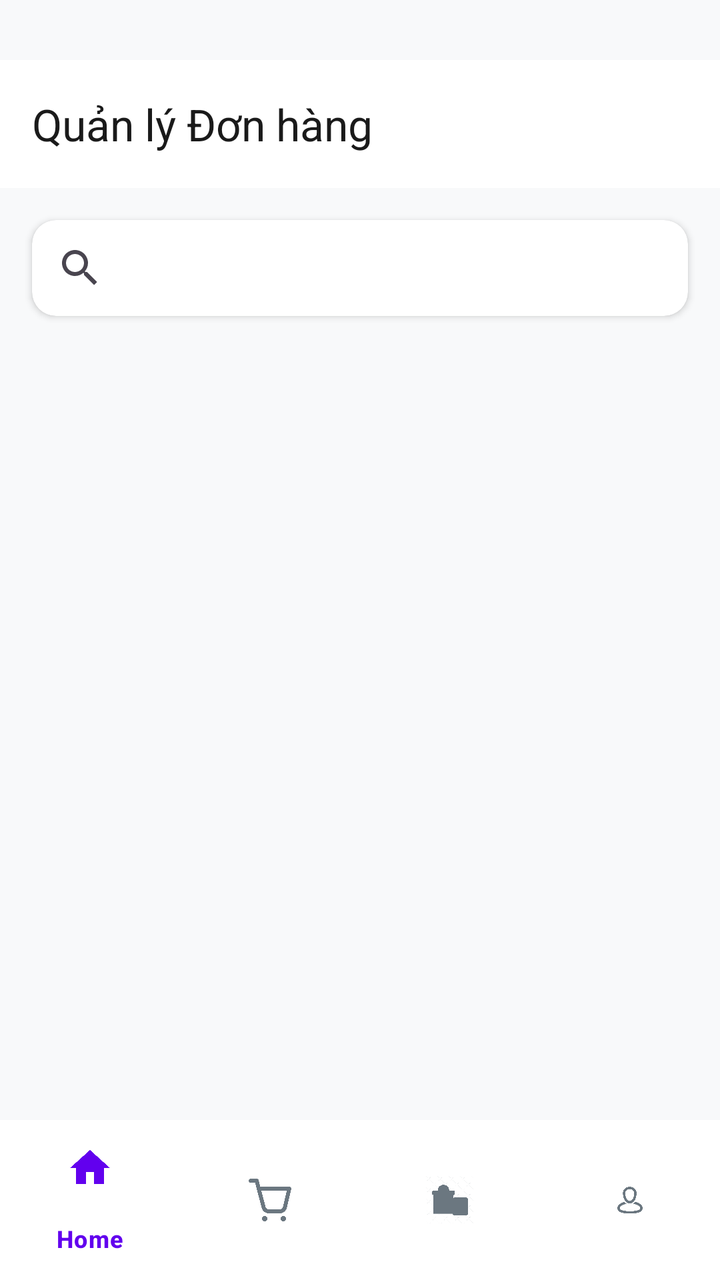
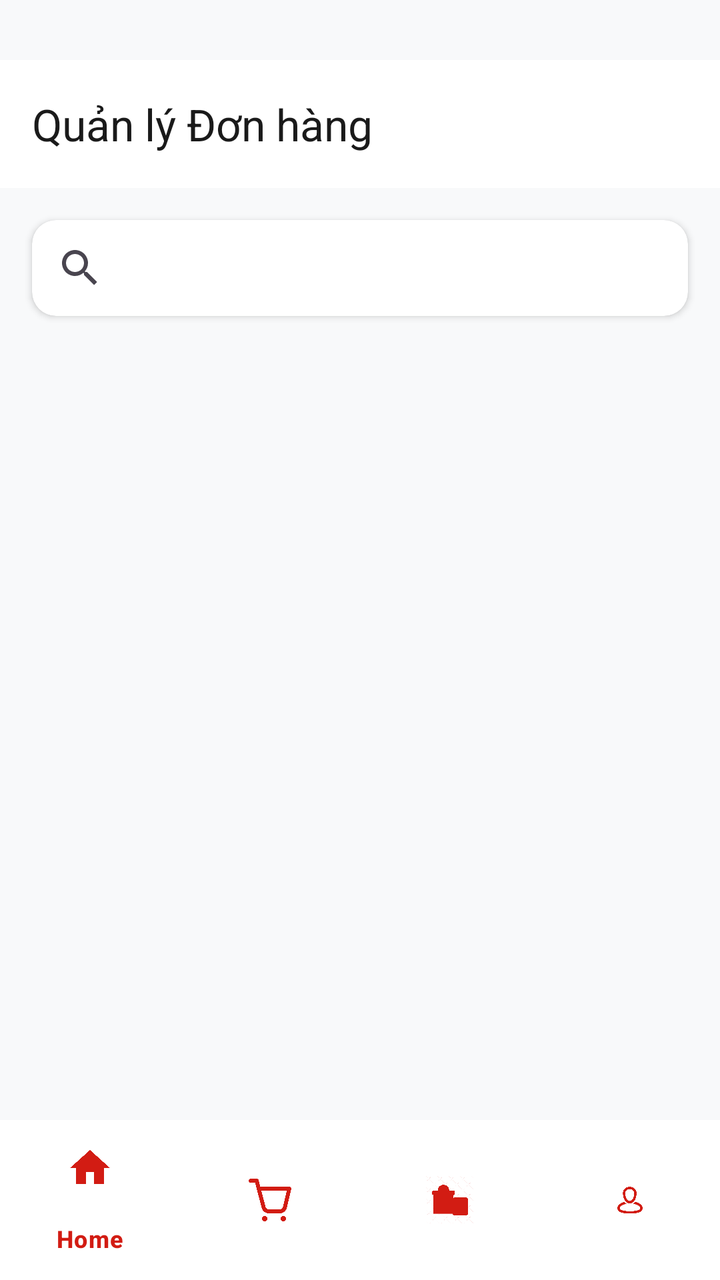

The first picture is an Android layout as it rendered before a commit; the second is the same layout after the commit. The layout source and the unified diff follow.
<!-- AndroidManifest.xml: application theme Theme.BookApp -->
<!-- res/layout/activity_admin_orders.xml -->
<?xml version="1.0" encoding="utf-8"?>
<androidx.constraintlayout.widget.ConstraintLayout xmlns:android="http://schemas.android.com/apk/res/android"
    xmlns:app="http://schemas.android.com/apk/res-auto"
    xmlns:tools="http://schemas.android.com/tools"
    android:layout_width="match_parent"
    android:layout_height="match_parent"
    android:background="#F8F9FA">

    
    <com.google.android.material.appbar.MaterialToolbar
        android:id="@+id/toolbar"
        android:layout_width="0dp"
        android:layout_height="?attr/actionBarSize"
        android:background="#FFFFFF"
        app:title="Quản lý Đơn hàng"
        app:titleTextColor="#1A1A1A"
        app:layout_constraintTop_toTopOf="parent"
        app:layout_constraintStart_toStartOf="parent"
        app:layout_constraintEnd_toEndOf="parent"
        android:layout_marginTop="30dp">

    </com.google.android.material.appbar.MaterialToolbar>

    
    <androidx.cardview.widget.CardView
        android:id="@+id/searchCard"
        android:layout_width="0dp"
        android:layout_height="wrap_content"
        app:cardCornerRadius="12dp"
        app:cardElevation="2dp"
        android:layout_marginStart="16dp"
        android:layout_marginEnd="16dp"
        android:layout_marginTop="16dp"
        android:layout_marginBottom="8dp"
        app:layout_constraintTop_toBottomOf="@id/toolbar"
        app:layout_constraintStart_toStartOf="parent"
        app:layout_constraintEnd_toEndOf="parent">

        <androidx.appcompat.widget.SearchView
            android:id="@+id/searchView"
            android:layout_width="match_parent"
            android:layout_height="wrap_content"
            android:background="@android:color/transparent"
            android:iconifiedByDefault="false"
            android:queryHint="Tìm kiếm theo mã đơn hoặc tên khách hàng..." />

    </androidx.cardview.widget.CardView>

    
    <androidx.core.widget.NestedScrollView
        android:layout_width="0dp"
        android:layout_height="0dp"
        android:layout_marginStart="16dp"
        android:layout_marginEnd="16dp"
        android:layout_marginTop="8dp"
        android:layout_marginBottom="16dp"
        app:layout_constraintTop_toBottomOf="@id/searchCard"
        app:layout_constraintBottom_toTopOf="@id/bottomNavigation"
        app:layout_constraintStart_toStartOf="parent"
        app:layout_constraintEnd_toEndOf="parent">

        <androidx.recyclerview.widget.RecyclerView
            android:id="@+id/rvOrders"
            android:layout_width="match_parent"
            android:layout_height="wrap_content"
            android:clipToPadding="false"
            android:paddingBottom="8dp" />

    </androidx.core.widget.NestedScrollView>

    
    <com.google.android.material.bottomnavigation.BottomNavigationView
        android:id="@+id/bottomNavigation"
        android:layout_width="0dp"
        android:layout_height="wrap_content"
        android:background="@color/white"
        app:itemIconTint="@color/nav_item_color"
        app:itemTextColor="@color/nav_item_color"
        app:menu="@menu/bottom_nav_menu"
        app:layout_constraintBottom_toBottomOf="parent"
        app:layout_constraintStart_toStartOf="parent"
        app:layout_constraintEnd_toEndOf="parent" />

</androidx.constraintlayout.widget.ConstraintLayout>
<!-- resources referenced by this layout -->
<resources>
  <color name="white">#FFFFFFFF</color>
  <style name="Theme.BookApp" parent="Base.Theme.BookApp" />
  <style name="Base.Theme.BookApp" parent="Theme.Material3.DayNight.NoActionBar">
          
          
      </style>
</resources>

<!-- the commit's change to res/layout/activity_admin_orders.xml (unified diff, before → after) -->
@@ -74,8 +74,8 @@
         android:layout_width="0dp"
         android:layout_height="wrap_content"
         android:background="@color/white"
-        app:itemIconTint="@color/nav_item_color"
-        app:itemTextColor="@color/nav_item_color"
+        app:itemIconTint="#d21c13"
+        app:itemTextColor="#d21c13"
         app:menu="@menu/bottom_nav_menu"
         app:layout_constraintBottom_toBottomOf="parent"
         app:layout_constraintStart_toStartOf="parent"
